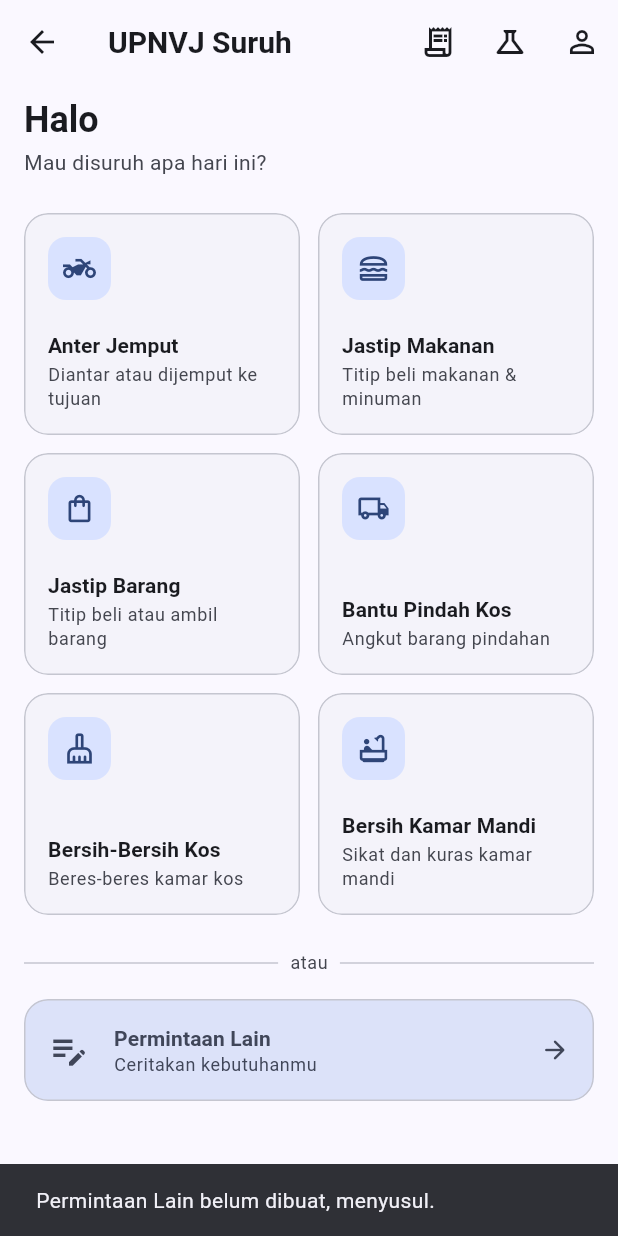
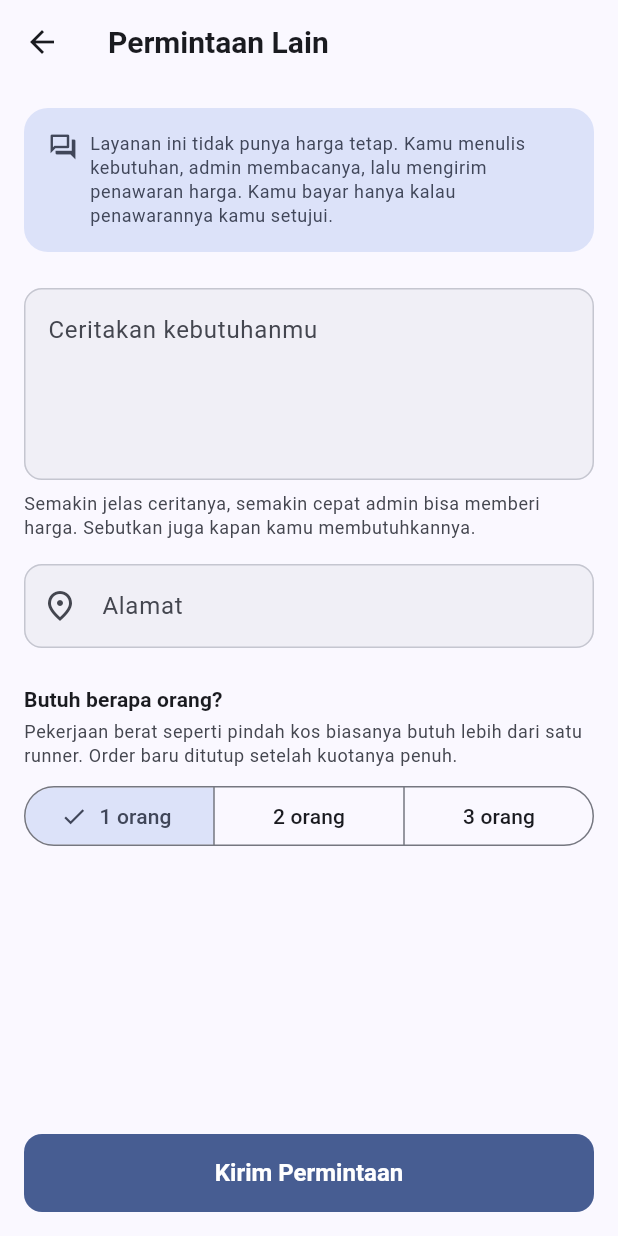
Before and after one commit to fahmiprasetio/UPNVJ_Suruh_MobileApp, a Flutter app: the BerandaKlienScreen screen opened directly, after a tap on "Permintaan Lain", on a phone screen of 412 x 824 dp. Run offline on Flutter 3.47's test engine with Material 3 defaults, Android fonts, the phone set to English and light mode, and no system bars; our stand-ins replace flutter_riverpod, go_router, qr_flutter; accounts and stored records are empty.

Commit message:
feat(mobile): add track B request form for all quote-based services
Opens the second door on the client home screen. Every track B service
(house move help, room cleaning, bathroom cleaning, and the free-form
request) now leads to one shared form, because they all need the same
input: what you need, where, and how many runners.

The screen deliberately shows no price, no total, and no pay button.
Any number here would promise something the admin has not agreed to yet.
A banner explains the order of events instead: write the request, admin
reads it, admin sends a quote, you pay only if you accept it. A test
locks this down by asserting the screen contains no price text at all.

Runner count is picked by the client, capped at three, and feeds the
same quota field the runner claim race already uses, so a three person
move stays broadcast until three runners accept.

Structured scheduling is intentionally deferred. It would change the
order model, the repository contract, and later the database schema,
while the admin has no screen to read it yet. It ships together with the
quote flow so the model changes once.

Tests: 6 widget tests for the new form. Total 83 passing, analyze clean.

```diff
--- a/mobile/lib/core/router/app_router.dart
+++ b/mobile/lib/core/router/app_router.dart
@@ -5,8 +5,10 @@ import '../../features/gerbang_permukaan.dart';
 import '../../features/klien/detail_order/detail_order_screen.dart';
 import '../../features/klien/order_jalur_a/form_anter_jemput_screen.dart';
 import '../../features/klien/order_jalur_a/form_jastip_barang_screen.dart';
+import '../../features/klien/order_jalur_b/form_permintaan_screen.dart';
 import '../../features/klien/pembayaran/pembayaran_screen.dart';
 import '../../features/klien/riwayat/riwayat_order_screen.dart';
+import '../../domain/enums.dart';
 
 /// Nama rute ditulis sebagai konstanta supaya tidak ada string jalur yang
 /// tersebar di dalam layar.
@@ -19,9 +21,14 @@ class Rute {
   static const String bayarPola = '/order/:orderId/bayar';
   static const String formAnterJemput = '/buat/anter-jemput';
   static const String formJastipBarang = '/buat/jastip-barang';
+  static const String formPermintaanPola = '/buat/permintaan/:layanan';
 
   static String detailOrder(String orderId) => '/order/$orderId';
   static String bayar(String orderId) => '/order/$orderId/bayar';
+
+  /// Satu rute untuk seluruh layanan Jalur B, jenis layanannya ikut di jalur.
+  static String formPermintaan(ServiceType layanan) =>
+      '/buat/permintaan/${layanan.name}';
 }
 
 /// Router dibuat lewat provider, bukan variabel global.
@@ -62,6 +69,20 @@ final routerProvider = Provider<GoRouter>((ref) {
         path: Rute.formJastipBarang,
         builder: (context, state) => const FormJastipBarangScreen(),
       ),
+      GoRoute(
+        path: Rute.formPermintaanPola,
+        builder: (context, state) {
+          final nama = state.pathParameters['layanan'];
+          // Jalur yang dikarang tangan tidak boleh menjatuhkan aplikasi, dan
+          // tidak boleh diam-diam berubah jadi layanan lain. Pintu permintaan
+          // bebas adalah tempat yang paling jujur untuk menampungnya.
+          final layanan = ServiceType.values.firstWhere(
+            (s) => s.name == nama && s.track == OrderTrack.jalurB,
+            orElse: () => ServiceType.permintaanLain,
+          );
+          return FormPermintaanScreen(serviceType: layanan);
+        },
+      ),
     ],
   );
 });
--- a/mobile/lib/features/klien/beranda/beranda_klien_screen.dart
+++ b/mobile/lib/features/klien/beranda/beranda_klien_screen.dart
@@ -81,7 +81,8 @@ class BerandaKlienScreen extends ConsumerWidget {
             const SizedBox(height: AppTheme.spasiSedang),
             KartuPermintaanLain(
               layanan: permintaanLain,
-              onTap: () => _belumTersedia(context, permintaanLain.nama),
+              onTap: () =>
+                  context.push(Rute.formPermintaan(permintaanLain.type)),
             ),
           ],
         ),
@@ -90,6 +91,13 @@ class BerandaKlienScreen extends ConsumerWidget {
   }
 
   void _bukaLayanan(BuildContext context, ServiceInfo layanan) {
+    // Seluruh layanan Jalur B bermuara ke satu form permintaan, karena yang
+    // dibutuhkan sama: cerita kebutuhan, tempat, dan berapa orang.
+    if (layanan.track == OrderTrack.jalurB) {
+      context.push(Rute.formPermintaan(layanan.type));
+      return;
+    }
+
     switch (layanan.type) {
       case ServiceType.anterJemput:
         context.push(Rute.formAnterJemput);
--- /dev/null
+++ b/mobile/lib/features/klien/order_jalur_b/form_permintaan_screen.dart
@@ -0,0 +1,279 @@
+import 'package:flutter/material.dart';
+import 'package:flutter_riverpod/flutter_riverpod.dart';
+import 'package:go_router/go_router.dart';
+
+import '../../../core/router/app_router.dart';
+import '../../../core/theme/app_theme.dart';
+import '../../../domain/enums.dart';
+import '../../../domain/models/order.dart';
+import '../../../domain/service_catalog.dart';
+import '../../../providers/repository_providers.dart';
+
+/// Form Jalur B: klien menuliskan kebutuhannya, harga menyusul.
+///
+/// Satu layar ini melayani seluruh layanan Jalur B, termasuk pintu
+/// "Permintaan Lain", karena yang dibutuhkan sama saja: cerita kebutuhan,
+/// tempat, dan berapa orang yang diperlukan. Yang membedakan Jalur B dari
+/// Jalur A bukan isian formnya, melainkan tidak adanya harga di ujung
+/// (rencana capstone bagian 3).
+///
+/// Karena itu layar ini sengaja tidak punya kalkulator, tidak punya total, dan
+/// tidak punya tombol bayar. Menampilkan angka apa pun di sini akan
+/// menjanjikan sesuatu yang belum tentu disetujui admin.
+class FormPermintaanScreen extends ConsumerStatefulWidget {
+  const FormPermintaanScreen({super.key, required this.serviceType});
+
+  final ServiceType serviceType;
+
+  @override
+  ConsumerState<FormPermintaanScreen> createState() =>
+      _FormPermintaanScreenState();
+}
+
+class _FormPermintaanScreenState extends ConsumerState<FormPermintaanScreen> {
+  final _formKey = GlobalKey<FormState>();
+  final _kebutuhanController = TextEditingController();
+  final _alamatController = TextEditingController();
+
+  int _jumlahRunner = 1;
+  bool _sedangMengirim = false;
+
+  @override
+  void dispose() {
+    _kebutuhanController.dispose();
+    _alamatController.dispose();
+    super.dispose();
+  }
+
+  @override
+  Widget build(BuildContext context) {
+    final layanan = serviceInfoOf(widget.serviceType);
+    final teks = Theme.of(context).textTheme;
+    final skema = Theme.of(context).colorScheme;
+
+    return Scaffold(
+      appBar: AppBar(title: Text(layanan.nama)),
+      body: SafeArea(
+        child: Form(
+          key: _formKey,
+          child: ListView(
+            padding: const EdgeInsets.all(AppTheme.spasiSedang),
+            children: [
+              _PitaCaraKerja(),
+              const SizedBox(height: AppTheme.spasiBesar),
+              TextFormField(
+                controller: _kebutuhanController,
+                textCapitalization: TextCapitalization.sentences,
+                maxLines: 6,
+                minLines: 4,
+                decoration: InputDecoration(
+                  labelText: 'Ceritakan kebutuhanmu',
+                  hintText: _contohUntuk(widget.serviceType),
+                  alignLabelWithHint: true,
+                ),
+                validator: _validasiKebutuhan,
+              ),
+              const SizedBox(height: AppTheme.spasiKecil),
+              Text(
+                'Semakin jelas ceritanya, semakin cepat admin bisa memberi '
+                'harga. Sebutkan juga kapan kamu membutuhkannya.',
+                style: teks.bodySmall?.copyWith(color: skema.onSurfaceVariant),
+              ),
+              const SizedBox(height: AppTheme.spasiSedang),
+              TextFormField(
+                controller: _alamatController,
+                textCapitalization: TextCapitalization.sentences,
+                maxLines: 2,
+                minLines: 1,
+                decoration: const InputDecoration(
+                  labelText: 'Alamat',
+                  hintText: 'Kos Melati, Jl. Pondok Labu Raya No. 12',
+                  prefixIcon: Icon(Icons.place_outlined),
+                ),
+                validator: _validasiAlamat,
+              ),
+              const SizedBox(height: AppTheme.spasiBesar),
+              Text(
+                'Butuh berapa orang?',
+                style: teks.titleSmall?.copyWith(fontWeight: FontWeight.w600),
+              ),
+              const SizedBox(height: 4),
+              Text(
+                'Pekerjaan berat seperti pindah kos biasanya butuh lebih dari '
+                'satu runner. Order baru ditutup setelah kuotanya penuh.',
+                style: teks.bodySmall?.copyWith(color: skema.onSurfaceVariant),
+              ),
+              const SizedBox(height: AppTheme.spasiKecil),
+              _PemilihJumlahRunner(
+                nilai: _jumlahRunner,
+                onUbah: _sedangMengirim
+                    ? null
+                    : (nilai) => setState(() => _jumlahRunner = nilai),
+              ),
+            ],
+          ),
+        ),
+      ),
+      bottomNavigationBar: SafeArea(
+        child: Padding(
+          padding: const EdgeInsets.all(AppTheme.spasiSedang),
+          child: FilledButton(
+            onPressed: _sedangMengirim ? null : _kirimPermintaan,
+            child: _sedangMengirim
+                ? const SizedBox(
+                    height: 20,
+                    width: 20,
+                    child: CircularProgressIndicator(strokeWidth: 2),
+                  )
+                : const Text('Kirim Permintaan'),
+          ),
+        ),
+      ),
+    );
+  }
+
+  Future<void> _kirimPermintaan() async {
+    if (!_formKey.currentState!.validate()) return;
+
+    final user = ref.read(userAktifProvider).value;
+    if (user == null) return;
+
+    setState(() => _sedangMengirim = true);
+
+    final Order order;
+    try {
+      order = await ref
+          .read(orderRepositoryProvider)
+          .buatPermintaanJalurB(
+            klienId: user.id,
+            serviceType: widget.serviceType,
+            deskripsi: _kebutuhanController.text.trim(),
+            alamatTujuan: _alamatController.text.trim(),
+            jumlahRunnerDibutuhkan: _jumlahRunner,
+          );
+    } catch (galat) {
+      if (!mounted) return;
+      setState(() => _sedangMengirim = false);
+      ScaffoldMessenger.of(context)
+        ..hideCurrentSnackBar()
+        ..showSnackBar(
+          SnackBar(content: Text('Permintaan gagal dikirim: $galat')),
+        );
+      return;
+    }
+
+    if (!mounted) return;
+    setState(() => _sedangMengirim = false);
+
+    ScaffoldMessenger.of(context)
+      ..hideCurrentSnackBar()
+      ..showSnackBar(
+        SnackBar(
+          content: Text(
+            'Permintaan ${order.kodeOrder} terkirim. Tunggu penawaran admin.',
+          ),
+        ),
+      );
+
+    context.pushReplacement(Rute.detailOrder(order.id));
+  }
+
+  static String? _validasiKebutuhan(String? nilai) {
+    final bersih = nilai?.trim() ?? '';
+    if (bersih.isEmpty) return 'Ceritakan dulu apa yang kamu butuhkan';
+    if (bersih.length < 20) {
+      return 'Ceritakan lebih lengkap, admin tidak bisa memberi harga dari '
+          'satu kalimat pendek';
+    }
+    return null;
+  }
+
+  static String? _validasiAlamat(String? nilai) {
+    final bersih = nilai?.trim() ?? '';
+    if (bersih.isEmpty) return 'Alamat wajib diisi';
+    if (bersih.length < 5) return 'Tulis alamat lebih jelas';
+    return null;
+  }
+
+  static String _contohUntuk(ServiceType type) => switch (type) {
+    ServiceType.bantuPindahKos =>
+      'Pindah dari Kos Melati ke Kos Anggrek, sekitar 2 km. Barang: lemari '
+          'plastik, 2 koper, kasur lipat, sekardus buku. Maunya Sabtu pagi.',
+    ServiceType.bersihKos =>
+      'Kamar kos 3x4 meter, sudah lama tidak dibersihkan. Perlu sapu, pel, '
+          'dan beres-beres meja. Maunya Minggu siang.',
+    ServiceType.bersihKamarMandi =>
+      'Kamar mandi kos, kloset dan bak mandi berkerak. Alat dan sabun sudah '
+          'ada di tempat. Maunya besok sore.',
+    _ =>
+      'Ceritakan apa yang kamu butuhkan, kapan, dan di mana. Apa pun boleh '
+          'selama masuk akal dan aman dikerjakan.',
+  };
+}
+
+/// Penjelasan alur Jalur B sebelum klien mulai menulis.
+///
+/// Tanpa ini, klien yang terbiasa dengan Jalur A akan mencari-cari harga dan
+/// menyangka layarnya rusak. Menerangkan urutannya di depan lebih murah
+/// daripada menjawab pertanyaan yang sama berulang kali lewat chat.
+class _PitaCaraKerja extends StatelessWidget {
+  @override
+  Widget build(BuildContext context) {
+    final skema = Theme.of(context).colorScheme;
+    return Container(
+      padding: const EdgeInsets.all(AppTheme.spasiSedang),
+      decoration: BoxDecoration(
+        color: skema.secondaryContainer,
+        borderRadius: BorderRadius.circular(AppTheme.radiusKartu),
+      ),
+      child: Row(
+        crossAxisAlignment: CrossAxisAlignment.start,
+        children: [
+          Icon(
+            Icons.forum_outlined,
+            size: 20,
+            color: skema.onSecondaryContainer,
+          ),
+          const SizedBox(width: AppTheme.spasiKecil),
+          Expanded(
+            child: Text(
+              'Layanan ini tidak punya harga tetap. Kamu menulis kebutuhan, '
+              'admin membacanya, lalu mengirim penawaran harga. Kamu bayar '
+              'hanya kalau penawarannya kamu setujui.',
+              style: Theme.of(context).textTheme.bodySmall?.copyWith(
+                color: skema.onSecondaryContainer,
+              ),
+            ),
+          ),
+        ],
+      ),
+    );
+  }
+}
+
+/// Pemilih jumlah runner, dibatasi tiga karena tim mitra cuma tujuh orang.
+class _PemilihJumlahRunner extends StatelessWidget {
+  const _PemilihJumlahRunner({required this.nilai, required this.onUbah});
+
+  static const int maksimal = 3;
+
+  final int nilai;
+  final void Function(int)? onUbah;
+
+  @override
+  Widget build(BuildContext context) {
+    return SegmentedButton<int>(
+      segments: [
+        for (var i = 1; i <= maksimal; i++)
+          ButtonSegment<int>(
+            value: i,
+            label: Text(i == 1 ? '1 orang' : '$i orang'),
+          ),
+      ],
+      selected: {nilai},
+      onSelectionChanged: onUbah == null
+          ? null
+          : (pilihan) => onUbah!(pilihan.first),
+    );
+  }
+}
```
Also changed, not shown: 2 other files.
